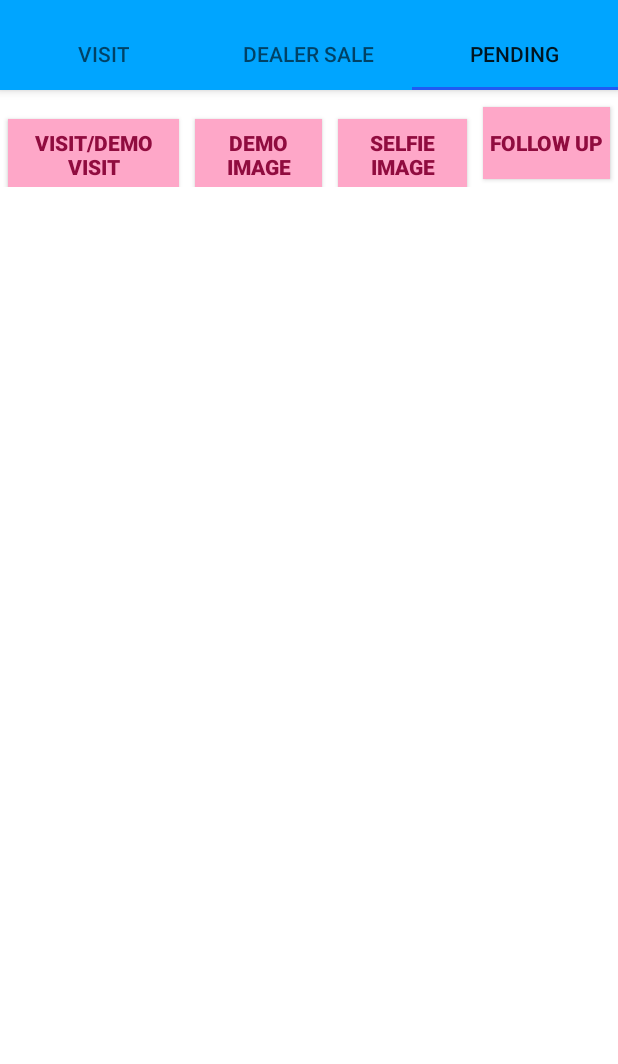
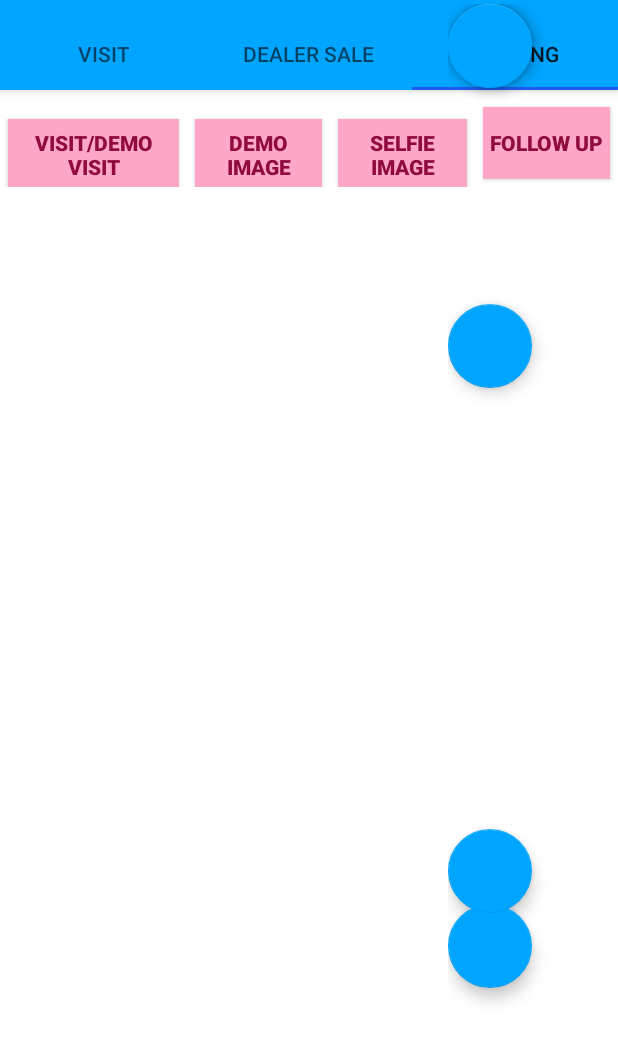
Before and after one commit to IshaPPotnis/ManishaAgroApp, an Android app: the EmployeeActivity screen opened directly, with no data from a screen before it, tab 3 chosen, on a phone screen of 412 x 824 dp, the part 66-1130 px from its top. Run offline under Robolectric (Android 15) with nearby library versions, the phone set to English and light mode, and no system bars; libraries missing offline, so code that uses them is left out: com.getbase.floatingactionbutton; plain views replace FloatingActionButton, FloatingActionsMenu; 25 statements that could not run were skipped.

Commit message:
updated
Signed-off-by: govind9003 <manegovind.5555@gmail.com>

```diff
--- a/ManishaAgro/app/src/main/java/com/example/manishaagro/CloseActivity.java
+++ b/ManishaAgro/app/src/main/java/com/example/manishaagro/CloseActivity.java
@@ -78,8 +78,7 @@ public class CloseActivity extends AppCompatActivity implements View.OnClickList
     @Override
     protected void onResume() {
         super.onResume();
-
-getAllCloseRead();
+        getAllCloseRead();
     }
     private void getAllCloseRead()
     {
@@ -127,7 +126,7 @@ getAllCloseRead();
                 if(value.equals("1"))
                 {
                     endRelative.setVisibility(View.GONE);
-                    Toast.makeText(CloseActivity.this,message,Toast.LENGTH_LONG).show();
+                  //  Toast.makeText(CloseActivity.this,message,Toast.LENGTH_LONG).show();
                 }
                 else if(value.equals("0"))
                 {endRelative.setVisibility(View.VISIBLE);
@@ -158,7 +157,7 @@ getAllCloseRead();
             {
                 if(connectionDetector.isConnected(CloseActivity.this))
                 {   submitReadingEnd();
-                    getAllCloseRead();
+
 
                 }
                 else
@@ -184,7 +183,7 @@ getAllCloseRead();
                 String message=response.body().getMessage();
                 if (value.equals("1"))
                 {
-                    Toast.makeText(CloseActivity.this,message,Toast.LENGTH_LONG).show();
+                   // Toast.makeText(CloseActivity.this,message,Toast.LENGTH_LONG).show();
                     editTextReadingEnd.setText("");
                     endRelative.setVisibility(View.GONE);
 
--- a/ManishaAgro/app/src/main/java/com/example/manishaagro/OpeningActivity.java
+++ b/ManishaAgro/app/src/main/java/com/example/manishaagro/OpeningActivity.java
@@ -130,7 +130,7 @@ public class OpeningActivity extends AppCompatActivity implements View.OnClickLi
                 if(value.equals("1"))
                 {
                     startRelative.setVisibility(View.GONE);
-                    Toast.makeText(OpeningActivity.this,message,Toast.LENGTH_LONG).show();
+                 //   Toast.makeText(OpeningActivity.this,message,Toast.LENGTH_LONG).show();
                 }
                 else if(value.equals("0"))
                 {startRelative.setVisibility(View.VISIBLE);
@@ -166,7 +166,7 @@ public class OpeningActivity extends AppCompatActivity implements View.OnClickLi
                 String message=response.body().getMessage();
                 if (value.equals("1"))
                 {
-                    Toast.makeText(OpeningActivity.this,message,Toast.LENGTH_LONG).show();
+                 //   Toast.makeText(OpeningActivity.this,message,Toast.LENGTH_LONG).show();
                     editTextReadingStart.setText("");
                     startRelative.setVisibility(View.GONE);
                     getStartRead();
--- a/ManishaAgro/app/src/main/java/com/example/manishaagro/PendingFragment.java
+++ b/ManishaAgro/app/src/main/java/com/example/manishaagro/PendingFragment.java
@@ -224,7 +224,7 @@ private void visitPenCount()
             String followupcount=response.body().getData4();
             if(value.equals("1"))
             {
-                txtPenCnt.setText(visitcount + " Visit Pending ," + demoimgcount + " Demo Photo Pendint ,"+ selfieimgcount + " Selfie With Cutomer Pending ,"+ followupcount + " Follow Up Pending.");
+                txtPenCnt.setText(visitcount + " Visit Pending ," + demoimgcount + " Demo Photo Pending ,"+ selfieimgcount + " Selfie With Cutomer Pending ,"+ followupcount + " Follow Up Pending.");
             }
             else if(value.equals("0"))
             {
--- a/ManishaAgro/app/src/main/res/layout/activity_emp.xml
+++ b/ManishaAgro/app/src/main/res/layout/activity_emp.xml
@@ -62,13 +62,7 @@
     android:scaleType="fitXY"
     app:fab_addButtonSize="normal"
     android:padding="5dp"
-    android:layout_margin="@dimen/fab_margin"
-    android:visibility="gone"
-
-
-
-
-    >
+    android:layout_margin="@dimen/fab_margin">
     <com.getbase.floatingactionbutton.FloatingActionButton
 
         android:layout_width="wrap_content"
@@ -83,7 +77,6 @@
         android:layout_marginBottom="100dp"
         app:layout_behavior="com.google.android.material.behavior.HideBottomViewOnScrollBehavior"
         android:layout_gravity="bottom|end"
-        android:visibility="gone"
         android:contextClickable="false"
         android:layout_alignParentRight="true"
         android:layout_marginRight="36dp"
@@ -102,7 +95,6 @@
         android:layout_marginBottom="150dp"
         app:layout_behavior="com.google.android.material.behavior.HideBottomViewOnScrollBehavior"
         android:layout_gravity="bottom|end"
-        android:visibility="gone"
         android:layout_alignParentRight="true"
         android:layout_marginRight="36dp"
         />
@@ -120,7 +112,6 @@
         android:layout_marginBottom="500dp"
         app:layout_behavior="com.google.android.material.behavior.HideBottomViewOnScrollBehavior"
         android:layout_gravity="bottom|end"
-        android:visibility="gone"
         android:layout_alignParentRight="true"
         android:layout_marginRight="36dp"
         />
@@ -138,7 +129,6 @@
         android:layout_marginBottom="700dp"
         app:layout_behavior="com.google.android.material.behavior.HideBottomViewOnScrollBehavior"
         android:layout_gravity="bottom|end"
-        android:visibility="gone"
         android:layout_alignParentRight="true"
         android:layout_marginRight="36dp"
         />
@@ -155,7 +145,6 @@
         android:layout_marginBottom="700dp"
         app:layout_behavior="com.google.android.material.behavior.HideBottomViewOnScrollBehavior"
         android:layout_gravity="bottom|end"
-        android:visibility="gone"
         android:layout_alignParentRight="true"
         android:layout_marginRight="36dp"
         />
--- a/ManishaAgro/app/src/main/res/layout/pending_fragment.xml
+++ b/ManishaAgro/app/src/main/res/layout/pending_fragment.xml
@@ -1,18 +1,12 @@
 <?xml version="1.0" encoding="UTF-8"?>
-<ScrollView
-    android:background="@color/whiteTextColor"
-    android:layout_height="match_parent"
-    android:layout_width="match_parent"
-    android:orientation="vertical"
-    xmlns:android="http://schemas.android.com/apk/res/android"
-    xmlns:app="http://schemas.android.com/apk/res-auto">
-
 
 <LinearLayout
     android:background="@color/whiteTextColor"
     android:layout_height="match_parent"
     android:layout_width="match_parent"
     android:orientation="vertical"
+    xmlns:android="http://schemas.android.com/apk/res/android"
+    xmlns:app="http://schemas.android.com/apk/res-auto"
 
     >
 
@@ -193,4 +187,3 @@
 
 
 </LinearLayout>
-</ScrollView>
```
